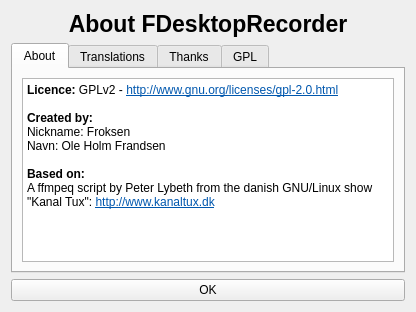
This is src/dialogs/about/aboutprog.ui in froksen/FDesktopRecorder as Qt 5 draws it before an edit. The edited form follows.
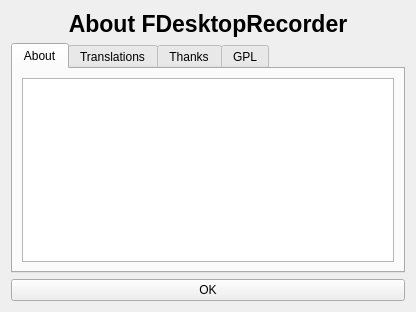
This is the edited form. The open tabs and pages were chosen to show the change. Icons and pictures are not drawn.

```diff
--- a/src/dialogs/about/aboutprog.ui
+++ b/src/dialogs/about/aboutprog.ui
@@ -79,14 +79,7 @@
 &lt;html&gt;&lt;head&gt;&lt;meta name=&quot;qrichtext&quot; content=&quot;1&quot; /&gt;&lt;style type=&quot;text/css&quot;&gt;
 p, li { white-space: pre-wrap; }
 &lt;/style&gt;&lt;/head&gt;&lt;body style=&quot; font-family:'Sans Serif'; font-size:8pt; font-weight:400; font-style:normal;&quot;&gt;
-&lt;p style=&quot; margin-top:0px; margin-bottom:0px; margin-left:0px; margin-right:0px; -qt-block-indent:0; text-indent:0px;&quot;&gt;&lt;span style=&quot; font-size:9pt; font-weight:600;&quot;&gt;Licence: &lt;/span&gt;&lt;span style=&quot; font-size:9pt;&quot;&gt;GPLv2 - &lt;/span&gt;&lt;a href=&quot;http://www.gnu.org/licenses/gpl-2.0.html&quot;&gt;&lt;span style=&quot; font-size:9pt; text-decoration: underline; color:#0057ae;&quot;&gt;http://www.gnu.org/licenses/gpl-2.0.html&lt;/span&gt;&lt;/a&gt;&lt;/p&gt;
-&lt;p style=&quot;-qt-paragraph-type:empty; margin-top:0px; margin-bottom:0px; margin-left:0px; margin-right:0px; -qt-block-indent:0; text-indent:0px; font-size:9pt; font-weight:600;&quot;&gt;&lt;br /&gt;&lt;/p&gt;
-&lt;p style=&quot; margin-top:0px; margin-bottom:0px; margin-left:0px; margin-right:0px; -qt-block-indent:0; text-indent:0px;&quot;&gt;&lt;span style=&quot; font-size:9pt; font-weight:600;&quot;&gt;Created by:&lt;/span&gt;&lt;/p&gt;
-&lt;p style=&quot; margin-top:0px; margin-bottom:0px; margin-left:0px; margin-right:0px; -qt-block-indent:0; text-indent:0px;&quot;&gt;&lt;span style=&quot; font-size:9pt;&quot;&gt;Nickname: Froksen&lt;/span&gt;&lt;/p&gt;
-&lt;p style=&quot; margin-top:0px; margin-bottom:0px; margin-left:0px; margin-right:0px; -qt-block-indent:0; text-indent:0px;&quot;&gt;&lt;span style=&quot; font-size:9pt;&quot;&gt;Navn: Ole Holm Frandsen&lt;/span&gt;&lt;/p&gt;
-&lt;p style=&quot;-qt-paragraph-type:empty; margin-top:0px; margin-bottom:0px; margin-left:0px; margin-right:0px; -qt-block-indent:0; text-indent:0px; font-size:9pt;&quot;&gt;&lt;br /&gt;&lt;/p&gt;
-&lt;p style=&quot; margin-top:0px; margin-bottom:0px; margin-left:0px; margin-right:0px; -qt-block-indent:0; text-indent:0px;&quot;&gt;&lt;span style=&quot; font-size:9pt; font-weight:600;&quot;&gt;Based on:&lt;/span&gt;&lt;/p&gt;
-&lt;p style=&quot; margin-top:0px; margin-bottom:0px; margin-left:0px; margin-right:0px; -qt-block-indent:0; text-indent:0px;&quot;&gt;&lt;span style=&quot; font-size:9pt;&quot;&gt;A ffmpeq script by Peter Lybeth from the danish GNU/Linux show &amp;quot;Kanal Tux&amp;quot;: &lt;/span&gt;&lt;a href=&quot;http://www.kanaltux.dk&quot;&gt;&lt;span style=&quot; font-size:9pt; text-decoration: underline; color:#0057ae;&quot;&gt;http://www.kanaltux.dk&lt;/span&gt;&lt;/a&gt;&lt;/p&gt;&lt;/body&gt;&lt;/html&gt;</string>
+&lt;p style=&quot;-qt-paragraph-type:empty; margin-top:0px; margin-bottom:0px; margin-left:0px; margin-right:0px; -qt-block-indent:0; text-indent:0px;&quot;&gt;&lt;br /&gt;&lt;/p&gt;&lt;/body&gt;&lt;/html&gt;</string>
          </property>
         </widget>
        </item>
```
Left out of the diff: 12 changed lines with no effect on the pictures.
